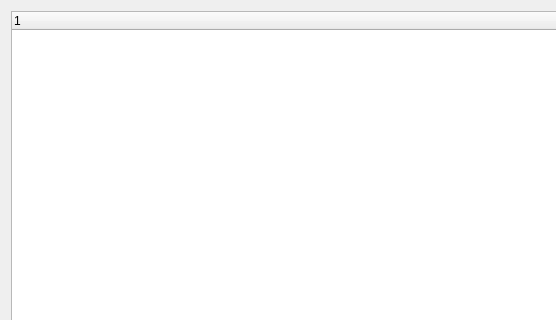
Qt form Code/qtdcm.ui (qtdcm/qtdcm) before a commit; both pictures show x 0 to 556 and y 0 to 320 of the 716 by 560 pixel window.
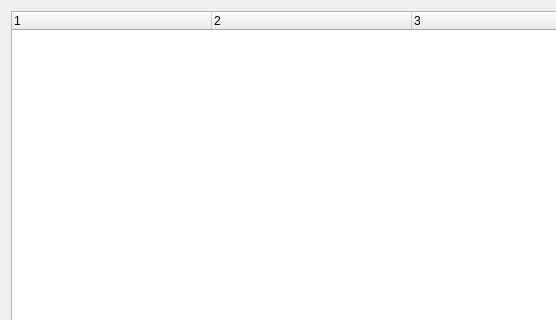
The same form after that commit.

Commit message: QtDCM : add openDicomdir entry in the context menu. Fix some bugs. Add labels to the QTreeWidget columns (description, type, id).

```diff
--- a/Code/qtdcm.ui
+++ b/Code/qtdcm.ui
@@ -22,11 +22,36 @@
        <verstretch>0</verstretch>
       </sizepolicy>
      </property>
+     <property name="columnCount">
+      <number>3</number>
+     </property>
+     <attribute name="headerCascadingSectionResizes">
+      <bool>true</bool>
+     </attribute>
+     <attribute name="headerDefaultSectionSize">
+      <number>200</number>
+     </attribute>
+     <attribute name="headerCascadingSectionResizes">
+      <bool>true</bool>
+     </attribute>
+     <attribute name="headerDefaultSectionSize">
+      <number>200</number>
+     </attribute>
      <column>
       <property name="text">
        <string notr="true">1</string>
       </property>
      </column>
+     <column>
+      <property name="text">
+       <string notr="true">2</string>
+      </property>
+     </column>
+     <column>
+      <property name="text">
+       <string notr="true">3</string>
+      </property>
+     </column>
     </widget>
    </item>
   </layout>
```
The commit also changes 3 other files.
